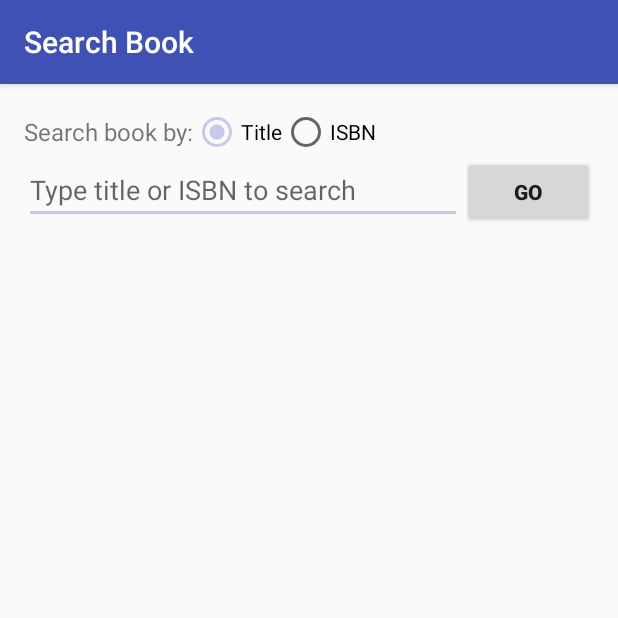
After one commit to MobileApps-Cascadia/BookmarkED-android, an Android app: the SearchBookActivity screen opened directly, with no data from a screen before it, on a phone screen of 412 x 824 dp, the top half of it. The commit adds this screen. Run offline under Robolectric (Android 15) with nearby library versions, the phone set to English and light mode, and no system bars.

Commit message:
Implemented the function to search book wanted by title or ISBN

```diff
--- a/app/src/main/AndroidManifest.xml
+++ b/app/src/main/AndroidManifest.xml
@@ -78,6 +78,10 @@
         <activity
             android:name=".BookPictureActivity"
             android:label="@string/title_activity_book_picture"
+            android:theme="@style/AppTheme.NoActionBar" />
+        <activity
+            android:name=".SearchBookActivity"
+            android:label="@string/title_activity_search_book"
             android:theme="@style/AppTheme.NoActionBar"></activity>
     </application>
 
--- /dev/null
+++ b/app/src/main/java/edu/cascadia/bookmarked/SearchBookListItem.java
@@ -0,0 +1,26 @@
+package edu.cascadia.bookmarked;
+
+import java.util.ArrayList;
+import java.util.HashMap;
+import java.util.List;
+import java.util.Map;
+
+/**
+ * Created by seanchung on 12/4/15.
+ */
+public class SearchBookListItem {
+    /**
+     * An array of sample (BookItem) items.
+     */
+    public List<SearchBookItem> ITEMS = new ArrayList<SearchBookItem>();
+
+    /**
+     * A map of sample (book item) items, by ID.
+     */
+    public Map<String, SearchBookItem> ITEM_MAP = new HashMap<String, SearchBookItem>();
+
+    public void addItem(SearchBookItem item) {
+        ITEMS.add(item);
+        ITEM_MAP.put(item.isbn, item);
+    }
+}
--- /dev/null
+++ b/app/src/main/res/layout/activity_search_book.xml
@@ -0,0 +1,34 @@
+<?xml version="1.0" encoding="utf-8"?>
+<android.support.design.widget.CoordinatorLayout xmlns:android="http://schemas.android.com/apk/res/android"
+    xmlns:app="http://schemas.android.com/apk/res-auto"
+    xmlns:tools="http://schemas.android.com/tools"
+    android:layout_width="match_parent"
+    android:layout_height="match_parent"
+    android:fitsSystemWindows="true"
+    tools:context="edu.cascadia.bookmarked.SearchBookActivity">
+
+    <android.support.design.widget.AppBarLayout
+        android:layout_width="match_parent"
+        android:layout_height="wrap_content"
+        android:theme="@style/AppTheme.AppBarOverlay">
+
+        <android.support.v7.widget.Toolbar
+            android:id="@+id/toolbar"
+            android:layout_width="match_parent"
+            android:layout_height="?attr/actionBarSize"
+            android:background="?attr/colorPrimary"
+            app:popupTheme="@style/AppTheme.PopupOverlay" />
+
+    </android.support.design.widget.AppBarLayout>
+
+    <include layout="@layout/content_search_book" />
+
+    <!-- android.support.design.widget.FloatingActionButton
+        android:id="@+id/fab"
+        android:layout_width="wrap_content"
+        android:layout_height="wrap_content"
+        android:layout_gravity="bottom|end"
+        android:layout_margin="@dimen/fab_margin"
+        android:src="@android:drawable/ic_dialog_email" /-->
+
+</android.support.design.widget.CoordinatorLayout>
--- /dev/null
+++ b/app/src/main/res/layout/content_search_book.xml
@@ -0,0 +1,77 @@
+<?xml version="1.0" encoding="utf-8"?>
+<LinearLayout xmlns:android="http://schemas.android.com/apk/res/android"
+    xmlns:app="http://schemas.android.com/apk/res-auto"
+    xmlns:tools="http://schemas.android.com/tools"
+    android:layout_width="match_parent"
+    android:layout_height="match_parent"
+    android:paddingBottom="@dimen/activity_vertical_margin"
+    android:paddingLeft="@dimen/activity_horizontal_margin"
+    android:paddingRight="@dimen/activity_horizontal_margin"
+    android:paddingTop="@dimen/activity_vertical_margin"
+    app:layout_behavior="@string/appbar_scrolling_view_behavior"
+    tools:context="edu.cascadia.bookmarked.SearchBookActivity"
+    tools:showIn="@layout/activity_search_book"
+    android:orientation="vertical">
+
+    <LinearLayout
+        android:orientation="horizontal"
+        android:layout_width="match_parent"
+        android:layout_height="wrap_content">
+
+        <TextView
+            android:layout_width="wrap_content"
+            android:layout_height="wrap_content"
+            android:text="Search book by:"
+            android:id="@+id/textView"
+            android:layout_gravity="center_vertical"
+            android:enabled="true"
+            android:textSize="@dimen/abc_text_size_menu_material" />
+
+        <RadioGroup
+            android:layout_width="wrap_content"
+            android:layout_height="wrap_content"
+            android:orientation="horizontal"
+            android:layout_gravity="center_vertical">
+            <RadioButton
+                android:layout_width="wrap_content"
+                android:layout_height="wrap_content"
+                android:text="Title"
+                android:id="@+id/titleRadioButton"
+                android:checked="true"
+                android:enabled="true" />
+            <RadioButton
+                android:layout_width="wrap_content"
+                android:layout_height="wrap_content"
+                android:text="ISBN"
+                android:id="@+id/isbnRadioButton"
+                android:enabled="true" />
+        </RadioGroup>
+    </LinearLayout>
+
+    <LinearLayout
+        android:orientation="horizontal"
+        android:layout_width="match_parent"
+        android:layout_height="wrap_content">
+    <EditText
+        android:layout_width="0dp"
+        android:layout_height="wrap_content"
+        android:layout_weight="1"
+        android:id="@+id/searchEditText"
+        android:hint="Type title or ISBN to search"
+        android:lines="1"
+        android:linksClickable="false" />
+        <Button
+            android:layout_width="wrap_content"
+            android:layout_height="wrap_content"
+            android:id="@+id/search_go_btn"
+            android:text="Go"
+            android:textStyle="bold"
+            android:onClick="onSearchGoClicked" />
+    </LinearLayout>
+    <ListView
+        android:layout_width="match_parent"
+        android:layout_height="fill_parent"
+        android:id="@+id/bookListView"
+        android:choiceMode="singleChoice"
+        android:layout_weight="1"></ListView>
+    </LinearLayout>
--- a/app/src/main/res/values/strings.xml
+++ b/app/src/main/res/values/strings.xml
@@ -161,5 +161,6 @@
     <string name="action_settings">Settings</string>
     <string name="title_activity_change_password">Change Password</string>
     <string name="title_activity_book_picture">Book Picture</string>
+    <string name="title_activity_search_book">Search Book</string>
 
 </resources>
```
Also changed, not shown: app/src/main/java/edu/cascadia/bookmarked/BookDetailActivity.java (+0 -12 lines), app/src/main/java/edu/cascadia/bookmarked/BookWantedActivity.java (+45 -10 lines), app/src/main/java/edu/cascadia/bookmarked/SearchBookActivity.java (added, +316 -0 lines), app/src/main/java/edu/cascadia/bookmarked/SearchBookAdapter.java (added, +61 -0 lines), app/src/main/java/edu/cascadia/bookmarked/SearchBookItem.java (added, +39 -0 lines), app/src/main/res/layout/content_book_wanted.xml (+27 -2 lines), app/src/main/res/layout/search_book_item.xml (added, +70 -0 lines).
